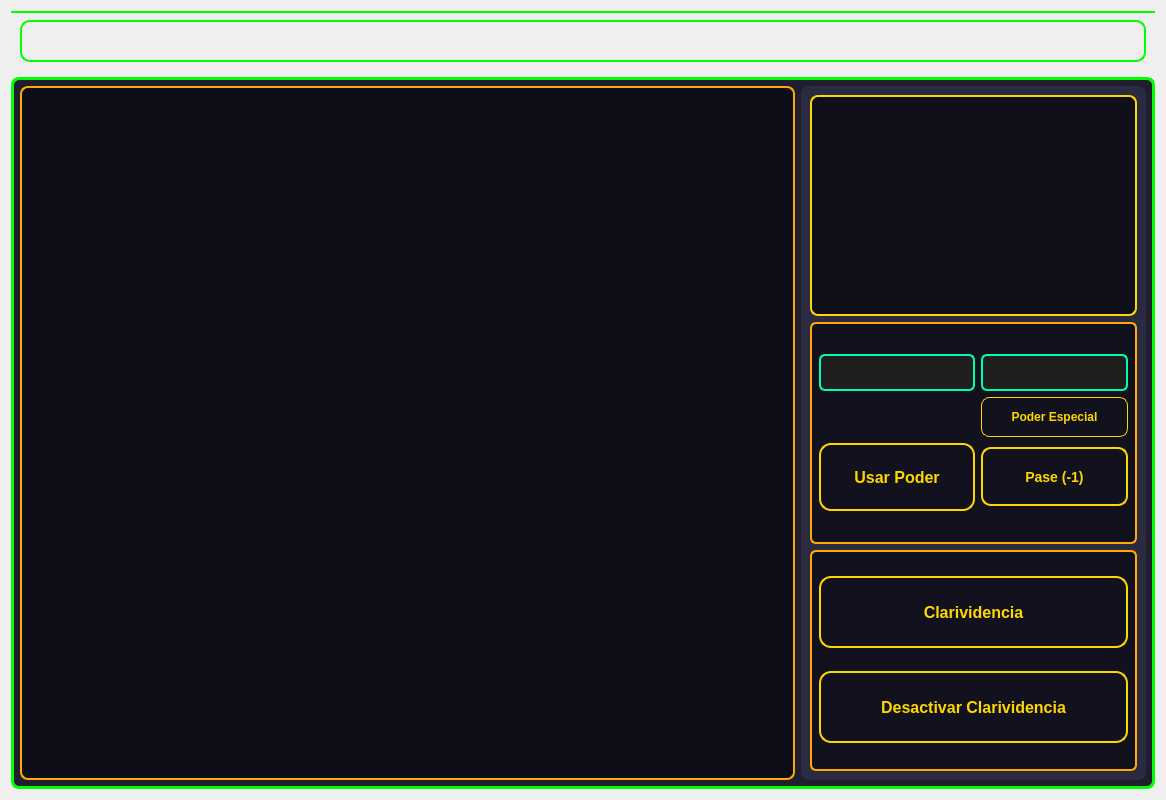
Above: viewplay.ui from EDK367/BoxBuilder_TC before the change. Below: the same form after it.
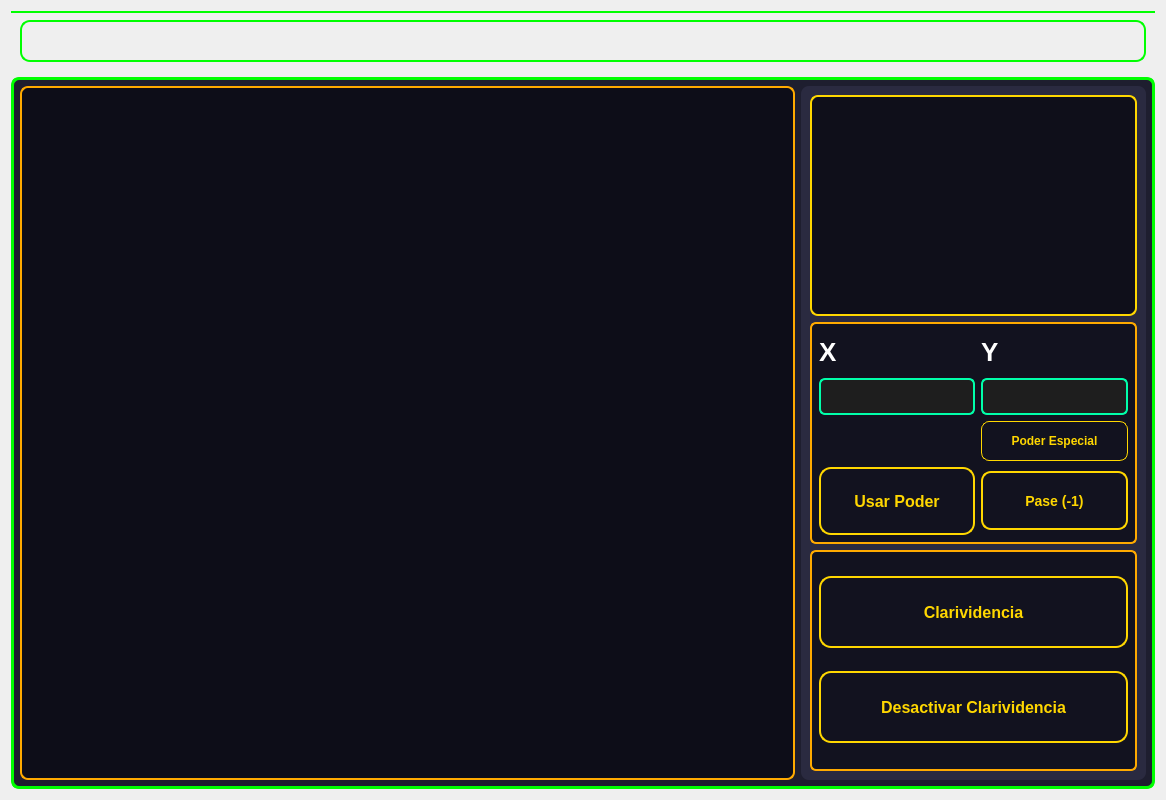
That is the form after the change.

Diff of the .ui file:
```diff
--- a/viewplay.ui
+++ b/viewplay.ui
@@ -418,7 +418,37 @@
            <layout class="QGridLayout" name="gridLayout_4">
             <item row="0" column="0">
              <layout class="QGridLayout" name="containerPowerW">
-              <item row="2" column="1">
+              <item row="1" column="2">
+               <widget class="QLineEdit" name="yEdit">
+                <property name="styleSheet">
+                 <string notr="true">QLineEdit {
+    background-color: #1E1E1E;
+    color: #00FFAA;
+    border: 2px solid #00FFAA;
+    border-radius: 6px;
+    padding: 6px;
+    font-size: 16px;
+}
+</string>
+                </property>
+               </widget>
+              </item>
+              <item row="1" column="1">
+               <widget class="QLineEdit" name="xEdit">
+                <property name="styleSheet">
+                 <string notr="true">QLineEdit {
+    background-color: #1E1E1E;
+    color: #00FFAA;
+    border: 2px solid #00FFAA;
+    border-radius: 6px;
+    padding: 6px;
+    font-size: 16px;
+}
+</string>
+                </property>
+               </widget>
+              </item>
+              <item row="3" column="1">
                <widget class="QWidget" name="powersW_2" native="true">
                 <property name="styleSheet">
                  <string notr="true">QWidget#moreOption {
@@ -429,7 +459,56 @@
                 </property>
                </widget>
               </item>
-              <item row="3" column="2">
+              <item row="4" column="1">
+               <widget class="QPushButton" name="usePowerB">
+                <property name="minimumSize">
+                 <size>
+                  <width>156</width>
+                  <height>68</height>
+                 </size>
+                </property>
+                <property name="styleSheet">
+                 <string notr="true">QPushButton {
+    background-color: qlineargradient(spread:pad, x1:0, y1:0, x2:0, y2:1, 
+                                      stop:0 #1a1a2e, stop:0.5 #16213e, stop:1 #0f3460);
+    color: #FFD700;
+    font-size: 16px; 
+    font-weight: bold;
+    font-family: 'Segoe UI', sans-serif;
+    border-radius: 12px; 
+    padding: 12px 16px;  
+    border: 2px solid #FFD700;
+    min-width: 120px;
+    min-height: 40px;
+}
+
+QPushButton:hover {
+    background-color: qlineargradient(spread:pad, x1:0, y1:0, x2:0, y2:1, 
+                                      stop:0 #2a2a4e, stop:0.5 #1e3a5f, stop:1 #134074);
+    color: #fffacd;
+    border: 2px solid #fffacd;
+}
+
+QPushButton:pressed {
+    background-color: qlineargradient(spread:pad, x1:0, y1:0, x2:0, y2:1, 
+                                      stop:0 #FFD700, stop:1 #ffcc00);
+    color: #0f3460;
+    border: 2px solid #0f3460;
+    padding: 11px 15px 9px 17px; 
+}
+
+QPushButton:disabled {
+    background-color: #2c3e50;
+    color: #7f8c8d;
+    border: 2px solid #7f8c8d;
+}</string>
+                </property>
+                <property name="text">
+                 <string>Usar Poder</string>
+                </property>
+               </widget>
+              </item>
+              <item row="4" column="2">
                <widget class="QPushButton" name="pasePowerB">
                 <property name="sizePolicy">
                  <sizepolicy hsizetype="Preferred" vsizetype="Fixed">
@@ -484,86 +563,7 @@
                 </property>
                </widget>
               </item>
-              <item row="3" column="1">
-               <widget class="QPushButton" name="usePowerB">
-                <property name="minimumSize">
-                 <size>
-                  <width>156</width>
-                  <height>68</height>
-                 </size>
-                </property>
-                <property name="styleSheet">
-                 <string notr="true">QPushButton {
-    background-color: qlineargradient(spread:pad, x1:0, y1:0, x2:0, y2:1, 
-                                      stop:0 #1a1a2e, stop:0.5 #16213e, stop:1 #0f3460);
-    color: #FFD700;
-    font-size: 16px; 
-    font-weight: bold;
-    font-family: 'Segoe UI', sans-serif;
-    border-radius: 12px; 
-    padding: 12px 16px;  
-    border: 2px solid #FFD700;
-    min-width: 120px;
-    min-height: 40px;
-}
-
-QPushButton:hover {
-    background-color: qlineargradient(spread:pad, x1:0, y1:0, x2:0, y2:1, 
-                                      stop:0 #2a2a4e, stop:0.5 #1e3a5f, stop:1 #134074);
-    color: #fffacd;
-    border: 2px solid #fffacd;
-}
-
-QPushButton:pressed {
-    background-color: qlineargradient(spread:pad, x1:0, y1:0, x2:0, y2:1, 
-                                      stop:0 #FFD700, stop:1 #ffcc00);
-    color: #0f3460;
-    border: 2px solid #0f3460;
-    padding: 11px 15px 9px 17px; 
-}
-
-QPushButton:disabled {
-    background-color: #2c3e50;
-    color: #7f8c8d;
-    border: 2px solid #7f8c8d;
-}</string>
-                </property>
-                <property name="text">
-                 <string>Usar Poder</string>
-                </property>
-               </widget>
-              </item>
-              <item row="0" column="1">
-               <widget class="QLineEdit" name="xEdit">
-                <property name="styleSheet">
-                 <string notr="true">QLineEdit {
-    background-color: #1E1E1E;
-    color: #00FFAA;
-    border: 2px solid #00FFAA;
-    border-radius: 6px;
-    padding: 6px;
-    font-size: 16px;
-}
-</string>
-                </property>
-               </widget>
-              </item>
-              <item row="0" column="2">
-               <widget class="QLineEdit" name="yEdit">
-                <property name="styleSheet">
-                 <string notr="true">QLineEdit {
-    background-color: #1E1E1E;
-    color: #00FFAA;
-    border: 2px solid #00FFAA;
-    border-radius: 6px;
-    padding: 6px;
-    font-size: 16px;
-}
-</string>
-                </property>
-               </widget>
-              </item>
-              <item row="2" column="2">
+              <item row="3" column="2">
                <widget class="QPushButton" name="specialButton">
                 <property name="styleSheet">
                  <string notr="true"> QPushButton {
@@ -606,6 +606,36 @@
                 </property>
                </widget>
               </item>
+              <item row="0" column="1">
+               <widget class="QLabel" name="label">
+                <property name="styleSheet">
+                 <string notr="true">QLabel {
+    font-size: 26px;
+    font-weight: bold;
+    color: #FFFFFF;
+}
+</string>
+                </property>
+                <property name="text">
+                 <string>X</string>
+                </property>
+               </widget>
+              </item>
+              <item row="0" column="2">
+               <widget class="QLabel" name="label_2">
+                <property name="styleSheet">
+                 <string notr="true">QLabel {
+    font-size: 26px;
+    font-weight: bold;
+    color: #FFFFFF;
+}
+</string>
+                </property>
+                <property name="text">
+                 <string>Y</string>
+                </property>
+               </widget>
+              </item>
              </layout>
             </item>
            </layout>
```
